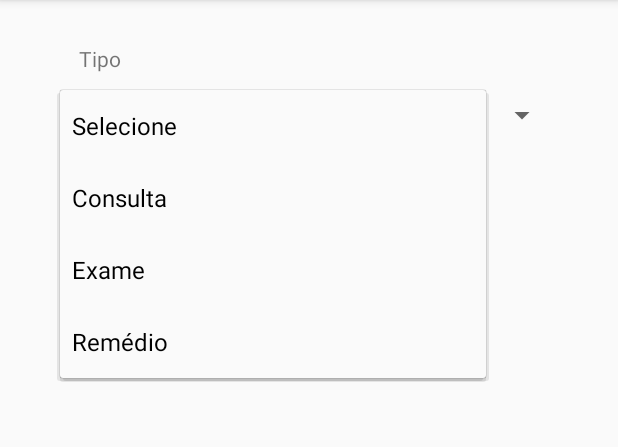
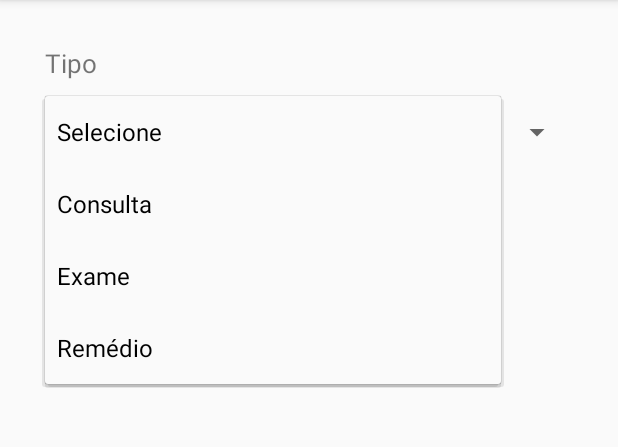
Before and after one commit to clariceabreu/HealthRotine_v2, an Android app: the AddActivity screen opened directly, with no data from a screen before it, after a tap on "Selecione", on a phone screen of 412 x 824 dp, the part 84-531 px from its top. Run offline under Robolectric (Android 15) with nearby library versions, the phone set to English and light mode, and no system bars.

Commit message:
adding scrollview to add page and creating medicalAppointments table

```diff
--- a/app/src/main/AndroidManifest.xml
+++ b/app/src/main/AndroidManifest.xml
@@ -9,7 +9,7 @@
         android:roundIcon="@mipmap/ic_launcher_round"
         android:supportsRtl="true"
         android:theme="@style/AppTheme">
-        <activity android:name=".AddActivity"></activity>
+        <activity android:name=".AddActivity" />
         <activity
             android:name=".MainActivity"
             android:label="@string/app_name">
--- a/app/src/main/java/com/fsi/healthrotine/AddActivity.java
+++ b/app/src/main/java/com/fsi/healthrotine/AddActivity.java
@@ -1,5 +1,6 @@
 package com.fsi.healthrotine;
 
+import android.content.Intent;
 import android.support.design.widget.Snackbar;
 import android.support.v7.app.AppCompatActivity;
 import android.os.Bundle;
@@ -11,6 +12,7 @@ import android.widget.EditText;
 import android.widget.Spinner;
 import android.widget.TextView;
 
+import com.fsi.healthrotine.DataBase.DataBase;
 import com.fsi.healthrotine.Models.MedicalAppointment;
 
 import java.sql.Date;
@@ -24,6 +26,8 @@ public class AddActivity extends AppCompatActivity {
     private Integer[] yearsArray = new Integer[200];
     private Integer[] hoursArray = new Integer[]{0, 1, 2, 3, 4, 5, 6, 7, 8, 9, 10, 11, 12, 13, 14, 15, 16, 17, 18, 19, 20, 21, 22, 23};
     private Integer[] minutesArray = new Integer[61];
+
+    DataBase db = new DataBase(this);
 
     @Override
     protected void onCreate(Bundle savedInstanceState) {
@@ -120,8 +124,18 @@ public class AddActivity extends AppCompatActivity {
                     buttonCreate.setVisibility(View.VISIBLE);
 
                 } else {
-                    textViewSpecialy.setVisibility(View.INVISIBLE);
-                    spinnerSpecialty.setVisibility(View.INVISIBLE);
+                    textViewSpecialy.setVisibility(View.GONE);
+                    spinnerSpecialty.setVisibility(View.GONE);
+                    textViewDate.setVisibility(View.GONE);
+                    spinnerDay.setVisibility(View.GONE);
+                    spinnerMonth.setVisibility(View.GONE);
+                    spinnerYear.setVisibility(View.GONE);
+                    textViewHour.setVisibility(View.GONE);
+                    spinnerHour.setVisibility(View.GONE);
+                    spinnerMinute.setVisibility(View.GONE);
+                    textViewComment.setVisibility(View.GONE);
+                    editTextComment.setVisibility(View.GONE);
+                    buttonCreate.setVisibility(View.GONE);
                 }
 
 
@@ -152,10 +166,25 @@ public class AddActivity extends AppCompatActivity {
 
                 medicalAppointment.comments = editTextComment.getText().toString();
 
+                db.addMedicalAppointment(medicalAppointment);
+
                 Snackbar.make(view, "Adicionado com sucesso", Snackbar.LENGTH_LONG)
                         .setAction("Action", null).show();
+
+                goToMainPage();
 
             }
         });
     }
+
+    public void goToMainPage(){
+        new android.os.Handler().postDelayed(
+            new Runnable() {
+                public void run() {
+                    Intent intent = new Intent(AddActivity.this, MainActivity.class);
+                    startActivity(intent);
+                }
+            },
+            1000);
+    }
 }
--- /dev/null
+++ b/app/src/main/java/com/fsi/healthrotine/DataBase/DataBase.java
@@ -0,0 +1,66 @@
+package com.fsi.healthrotine.DataBase;
+
+import android.content.ContentValues;
+import android.content.Context;
+import android.database.DatabaseErrorHandler;
+import android.database.sqlite.SQLiteDatabase;
+import android.database.sqlite.SQLiteOpenHelper;
+import android.os.Build;
+import android.support.v4.app.NavUtils;
+
+import com.fsi.healthrotine.Models.MedicalAppointment;
+
+import java.text.SimpleDateFormat;
+import java.util.SimpleTimeZone;
+
+public class DataBase extends SQLiteOpenHelper {
+    private static final int VERSION = 1;
+    private static final String DBNAME = "db_HealthRotine";
+
+    private static final String TB_MEDICALAPPOINTMENT = "tb_medicalAppointment";
+    private static final String ID_COLUMN = "id";
+    private static final String SPECIALTY_COLUMN = "specialty";
+    private static final String DATE_COLUMN = "date";
+    private static final String TIME_COLUMN = "time";
+    private static final String COMMENTS_COLUMN = "comments";
+
+
+    public DataBase(Context context) {
+        super(context, DBNAME, null, VERSION);
+    }
+
+    @Override
+    public void onCreate(SQLiteDatabase db) {
+
+        String QUERRY_MEDICALAPPOINTMENT = "CREATE TABLE " + TB_MEDICALAPPOINTMENT + "("
+                + ID_COLUMN + " INTEGER PRIMARY KEY, "
+                + SPECIALTY_COLUMN + " TEXT, "
+                + DATE_COLUMN + " TEXT, "
+                + TIME_COLUMN + " TEXT, "
+                + COMMENTS_COLUMN + " TEXT)";
+
+        db.execSQL(QUERRY_MEDICALAPPOINTMENT);
+
+    }
+
+    @Override
+    public void onUpgrade(SQLiteDatabase db, int oldVersion, int newVersion) {
+
+    }
+
+    public void addMedicalAppointment(MedicalAppointment medicalAppointment){
+        SQLiteDatabase db = this.getWritableDatabase();
+
+        SimpleDateFormat dateFormat = new SimpleDateFormat("yyyy-MM-dd HH:mm:ss");
+        SimpleDateFormat timeFormat = new SimpleDateFormat("HH:mm:ss");
+
+        ContentValues values = new ContentValues();
+        values.put(SPECIALTY_COLUMN, medicalAppointment.getSpecialty());
+        values.put(DATE_COLUMN, dateFormat.format(medicalAppointment.getDate()));
+        values.put(TIME_COLUMN, timeFormat.format(medicalAppointment.getTime()));
+        values.put(COMMENTS_COLUMN, medicalAppointment.getComments());
+
+        db.insert(TB_MEDICALAPPOINTMENT, null, values);
+        db.close();
+    }
+}
--- a/app/src/main/java/com/fsi/healthrotine/Models/MedicalAppointment.java
+++ b/app/src/main/java/com/fsi/healthrotine/Models/MedicalAppointment.java
@@ -9,4 +9,61 @@ public class MedicalAppointment {
     public Date date;
     public Time time;
     public String comments;
+
+    public MedicalAppointment(){}
+
+    public MedicalAppointment(int _id, String _specialty, Date _date, Time _time, String _comments){
+        this.id = _id;
+        this.specialty = _specialty;
+        this.date = _date;
+        this.time = _time;
+        this.comments = _comments;
+    }
+
+    public MedicalAppointment(String _specialty, Date _date, Time _time, String _comments){
+        this.specialty = _specialty;
+        this.date = _date;
+        this.time = _time;
+        this.comments = _comments;
+    }
+
+    public int getId() {
+        return id;
+    }
+
+    public void setId(int id) {
+        this.id = id;
+    }
+
+    public String getSpecialty() {
+        return specialty;
+    }
+
+    public void setSpecialty(String specialty) {
+        this.specialty = specialty;
+    }
+
+    public Date getDate() {
+        return date;
+    }
+
+    public void setDate(Date date) {
+        this.date = date;
+    }
+
+    public Time getTime() {
+        return time;
+    }
+
+    public void setTime(Time time) {
+        this.time = time;
+    }
+
+    public String getComments() {
+        return comments;
+    }
+
+    public void setComments(String comments) {
+        this.comments = comments;
+    }
 }
--- a/app/src/main/res/layout/activity_add.xml
+++ b/app/src/main/res/layout/activity_add.xml
@@ -1,217 +1,153 @@
 <?xml version="1.0" encoding="utf-8"?>
-<android.support.constraint.ConstraintLayout xmlns:android="http://schemas.android.com/apk/res/android"
+<ScrollView xmlns:android="http://schemas.android.com/apk/res/android"
     xmlns:app="http://schemas.android.com/apk/res-auto"
     xmlns:tools="http://schemas.android.com/tools"
     android:layout_width="match_parent"
     android:layout_height="match_parent"
     tools:context=".AddActivity">
 
+
+    <LinearLayout
+        android:layout_width="match_parent"
+        android:layout_height="wrap_content"
+        android:orientation="vertical"
+        android:padding="30dp"
+        tools:visibility="invisible">
+
         <TextView
-        android:id="@+id/textViewHour"
-        android:layout_width="wrap_content"
+            android:id="@+id/textView3"
+            android:layout_width="65dp"
             android:layout_height="wrap_content"
-        android:layout_marginStart="52dp"
-        android:layout_marginLeft="52dp"
-        android:layout_marginTop="30dp"
-        android:layout_marginEnd="300dp"
-        android:layout_marginRight="300dp"
-        android:text="Hora"
-        android:visibility="invisible"
-        app:layout_constraintEnd_toEndOf="parent"
-        app:layout_constraintHorizontal_bias="0.0"
-        app:layout_constraintStart_toStartOf="parent"
-        app:layout_constraintTop_toBottomOf="@+id/spinnerDay" />
+            android:text="Tipo"
+            android:textSize="17dp" />
 
         <Spinner
             android:id="@+id/spinnerType"
-        android:layout_width="0dp"
-        android:layout_height="34dp"
-        android:layout_marginStart="40dp"
-        android:layout_marginLeft="40dp"
-        android:layout_marginTop="60dp"
-        android:layout_marginEnd="40dp"
-        android:layout_marginRight="40dp"
-        app:layout_constraintEnd_toEndOf="parent"
-        app:layout_constraintStart_toStartOf="parent"
-        app:layout_constraintTop_toTopOf="parent" />
+            android:layout_width="match_parent"
+            android:layout_height="wrap_content"
+            android:layout_marginTop="10dp" />
+
+        <TextView
+            android:id="@+id/textViewSpecialty"
+            android:layout_width="132dp"
+            android:layout_height="wrap_content"
+            android:layout_marginTop="20dp"
+            android:text="Especialidade"
+            android:textSize="17dp"
+            tools:visibility="gone" />
 
         <Spinner
             android:id="@+id/spinnerSpecialty"
-        android:layout_width="0dp"
-        android:layout_height="34dp"
-        android:layout_marginStart="40dp"
-        android:layout_marginLeft="40dp"
-        android:layout_marginTop="12dp"
-        android:layout_marginEnd="40dp"
-        android:layout_marginRight="40dp"
-        android:visibility="invisible"
-        app:layout_constraintEnd_toEndOf="parent"
-        app:layout_constraintStart_toStartOf="parent"
-        app:layout_constraintTop_toBottomOf="@+id/textViewSpecialty" />
+            android:layout_width="match_parent"
+            android:layout_height="wrap_content"
+            android:layout_marginTop="10dp"
+            tools:visibility="gone" />
+
+        <TextView
+            android:id="@+id/textViewDate"
+            android:layout_width="86dp"
+            android:layout_height="wrap_content"
+            android:layout_marginTop="20dp"
+            android:text="Data"
+            android:textSize="17dp"
+            tools:visibility="gone" />
+
+        <LinearLayout
+            android:layout_width="match_parent"
+            android:layout_height="match_parent"
+            android:layout_marginTop="10dp"
+            android:orientation="horizontal">
+
+            <Spinner
+                android:id="@+id/spinnerDay"
+                android:layout_width="80dp"
+                android:layout_height="wrap_content"
+                android:layout_marginTop="10dp"
+                tools:visibility="gone" />
+
+            <Spinner
+                android:id="@+id/spinnerMonth"
+                android:layout_width="80dp"
+                android:layout_height="wrap_content"
+                android:layout_marginLeft="5dp"
+                android:layout_marginTop="10dp"
+                tools:visibility="gone" />
+
+            <Spinner
+                android:id="@+id/spinnerYear"
+                android:layout_width="140dp"
+                android:layout_height="wrap_content"
+                android:layout_marginLeft="5dp"
+                android:layout_marginTop="10dp"
+                tools:visibility="gone" />
+
+        </LinearLayout>
+
+        <TextView
+            android:id="@+id/textViewHour"
+            android:layout_width="121dp"
+            android:layout_height="wrap_content"
+            android:layout_marginTop="20dp"
+            android:text="Hora"
+            android:textSize="17dp"
+            tools:visibility="gone" />
+
+        <LinearLayout
+            android:layout_width="match_parent"
+            android:layout_height="match_parent"
+            android:layout_marginTop="10dp"
+            android:orientation="horizontal"
+            tools:visibility="gone">
+
+            <Spinner
+                android:id="@+id/spinnerHour"
+                android:layout_width="150dp"
+                android:layout_height="wrap_content"
+                android:layout_marginTop="10dp"
+                tools:visibility="gone" />
 
             <Spinner
                 android:id="@+id/spinnerMinute"
-        android:layout_width="156dp"
-        android:layout_height="35dp"
-        android:layout_marginStart="8dp"
-        android:layout_marginLeft="8dp"
-        android:layout_marginTop="12dp"
-        android:layout_marginEnd="40dp"
-        android:layout_marginRight="40dp"
-        android:visibility="invisible"
-        app:layout_constraintEnd_toEndOf="parent"
-        app:layout_constraintHorizontal_bias="0.894"
-        app:layout_constraintStart_toEndOf="@+id/spinnerHour"
-        app:layout_constraintTop_toBottomOf="@+id/textViewHour" />
+                android:layout_width="150dp"
+                android:layout_height="wrap_content"
+                android:layout_marginLeft="15dp"
+                android:layout_marginTop="10dp"
+                tools:visibility="gone" />
 
-    <Spinner
-        android:id="@+id/spinnerHour"
-        android:layout_width="156dp"
-        android:layout_height="35dp"
-        android:layout_marginStart="40dp"
-        android:layout_marginLeft="40dp"
-        android:layout_marginTop="12dp"
-        android:visibility="invisible"
-        app:layout_constraintStart_toStartOf="parent"
-        app:layout_constraintTop_toBottomOf="@+id/textViewHour" />
-
-    <Spinner
-        android:id="@+id/spinnerMonth"
-        android:layout_width="90dp"
-        android:layout_height="34dp"
-        android:layout_marginStart="8dp"
-        android:layout_marginLeft="8dp"
-        android:layout_marginTop="12dp"
-        android:layout_marginEnd="8dp"
-        android:layout_marginRight="8dp"
-        android:visibility="invisible"
-        app:layout_constraintEnd_toStartOf="@+id/spinnerYear"
-        app:layout_constraintHorizontal_bias="0.45"
-        app:layout_constraintStart_toEndOf="@+id/spinnerDay"
-        app:layout_constraintTop_toBottomOf="@+id/textViewDate" />
-
-    <Spinner
-        android:id="@+id/spinnerDay"
-        android:layout_width="90dp"
-        android:layout_height="34dp"
-        android:layout_marginStart="40dp"
-        android:layout_marginLeft="40dp"
-        android:layout_marginTop="12dp"
-        android:layout_marginEnd="57dp"
-        android:layout_marginRight="57dp"
-        android:visibility="invisible"
-        app:layout_constraintEnd_toEndOf="parent"
-        app:layout_constraintHorizontal_bias="0.004"
-        app:layout_constraintStart_toStartOf="parent"
-        app:layout_constraintTop_toBottomOf="@+id/textViewDate" />
-
-    <Spinner
-        android:id="@+id/spinnerYear"
-        android:layout_width="114dp"
-        android:layout_height="33dp"
-        android:layout_marginStart="52dp"
-        android:layout_marginLeft="52dp"
-        android:layout_marginTop="12dp"
-        android:layout_marginEnd="40dp"
-        android:layout_marginRight="40dp"
-        android:visibility="invisible"
-        app:layout_constraintEnd_toEndOf="parent"
-        app:layout_constraintHorizontal_bias="0.99"
-        app:layout_constraintStart_toStartOf="parent"
-        app:layout_constraintTop_toBottomOf="@+id/textViewDate" />
-
-    <TextView
-        android:id="@+id/textView"
-        android:layout_width="wrap_content"
-        android:layout_height="wrap_content"
-        android:layout_marginStart="52dp"
-        android:layout_marginLeft="52dp"
-        android:layout_marginTop="29dp"
-        android:layout_marginEnd="331dp"
-        android:layout_marginRight="331dp"
-        android:layout_marginBottom="12dp"
-        android:text="Tipo"
-        app:layout_constraintBottom_toTopOf="@+id/spinnerType"
-        app:layout_constraintEnd_toEndOf="parent"
-        app:layout_constraintStart_toStartOf="parent"
-        app:layout_constraintTop_toTopOf="parent" />
-
-    <TextView
-        android:id="@+id/textViewSpecialty"
-        android:layout_width="wrap_content"
-        android:layout_height="wrap_content"
-        android:layout_marginStart="52dp"
-        android:layout_marginLeft="52dp"
-        android:layout_marginTop="30dp"
-        android:layout_marginEnd="271dp"
-        android:layout_marginRight="271dp"
-        android:text="Especialidade"
-        android:visibility="invisible"
-        app:layout_constraintEnd_toEndOf="parent"
-        app:layout_constraintStart_toStartOf="parent"
-        app:layout_constraintTop_toBottomOf="@+id/spinnerType" />
-
-    <TextView
-        android:id="@+id/textViewDate"
-        android:layout_width="wrap_content"
-        android:layout_height="wrap_content"
-        android:layout_marginStart="52dp"
-        android:layout_marginLeft="52dp"
-        android:layout_marginTop="30dp"
-        android:layout_marginEnd="300dp"
-        android:layout_marginRight="300dp"
-        android:text="Data"
-        android:visibility="invisible"
-        app:layout_constraintEnd_toEndOf="parent"
-        app:layout_constraintHorizontal_bias="0.033"
-        app:layout_constraintStart_toStartOf="parent"
-        app:layout_constraintTop_toBottomOf="@+id/spinnerSpecialty" />
+        </LinearLayout>
 
         <TextView
             android:id="@+id/textViewComment"
-        android:layout_width="wrap_content"
-        android:layout_height="15dp"
-        android:layout_marginStart="52dp"
-        android:layout_marginLeft="52dp"
-        android:layout_marginTop="30dp"
-        android:text="Comentário"
-        android:visibility="invisible"
-        app:layout_constraintStart_toStartOf="parent"
-        app:layout_constraintTop_toBottomOf="@+id/spinnerHour" />
+            android:layout_width="match_parent"
+            android:layout_height="wrap_content"
+            android:layout_marginTop="20dp"
+            android:layout_weight="1"
+            android:text="Cometário"
+            android:textSize="17dp"
+            android:visibility="gone" />
 
         <EditText
             android:id="@+id/editTextComment"
-        android:layout_width="0dp"
-        android:layout_height="73dp"
-        android:layout_marginStart="40dp"
-        android:layout_marginLeft="40dp"
-        android:layout_marginTop="12dp"
-        android:layout_marginEnd="40dp"
-        android:layout_marginRight="40dp"
+            android:layout_width="match_parent"
+            android:layout_height="100dp"
+            android:layout_marginTop="10dp"
             android:ems="10"
             android:inputType="textPersonName"
-        android:visibility="invisible"
-        app:layout_constraintEnd_toEndOf="parent"
-        app:layout_constraintHorizontal_bias="1.0"
-        app:layout_constraintStart_toStartOf="parent"
-        app:layout_constraintTop_toBottomOf="@+id/textViewComment" />
+            tools:visibility="gone" />
 
         <Button
             android:id="@+id/buttonCreate"
-        android:layout_width="0dp"
+            android:layout_width="match_parent"
             android:layout_height="wrap_content"
-        android:layout_marginStart="40dp"
-        android:layout_marginLeft="40dp"
-        android:layout_marginTop="30dp"
-        android:layout_marginEnd="40dp"
-        android:layout_marginRight="40dp"
-        android:background="@color/colorPrimary"
+            android:layout_marginTop="20dp"
+            android:background="@color/colorPrimaryDark"
+            android:shadowRadius="5"
             android:text="Criar"
-        android:visibility="invisible"
-        app:layout_constraintEnd_toEndOf="parent"
-        app:layout_constraintHorizontal_bias="0.0"
-        app:layout_constraintStart_toStartOf="parent"
-        app:layout_constraintTop_toBottomOf="@+id/editTextComment" />
+            android:textColor="@android:color/white"
+            tools:visibility="gone" />
+
+    </LinearLayout>
+    </ScrollView>
 
 
-</android.support.constraint.ConstraintLayout>
+<!--/android.support.constraint.ScrollView-->
```
Lines whose indentation alone changed are shown as unchanged.
